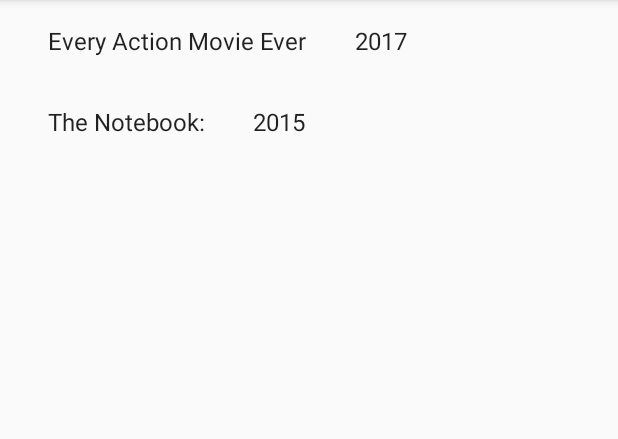
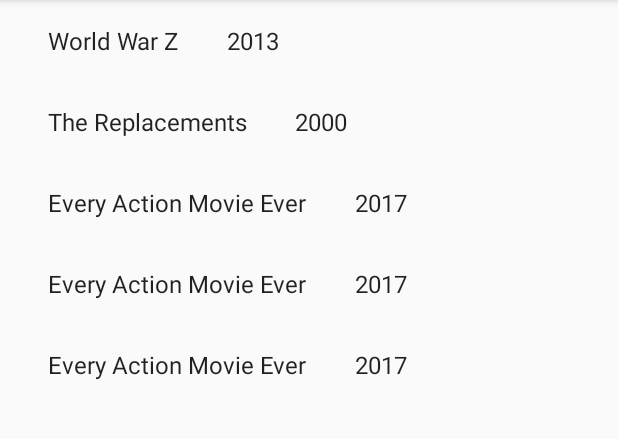
Before and after one commit to richtanner/MediaListWebStuff2020, an Android app: the screen it shows after launch (MovieListActivity), on a phone screen of 412 x 824 dp, the part 84-523 px from its top. Run offline under Robolectric (Android 15) with nearby library versions, the phone set to English and light mode, and no system bars.

Commit message:
added images

```diff
--- a/app/src/main/java/com/fall2019/cs315/mediawebstuff/DumbMovieContent.java
+++ b/app/src/main/java/com/fall2019/cs315/mediawebstuff/DumbMovieContent.java
@@ -25,17 +25,36 @@
     // CS315: DO THIS
     // TODO: Create five NEW movie objects here. Complete with images and URLs. DELETE the two existing movies, they are only here as an example
 
-    private static final String movie1Title = "The Notebook:";
-    private static final String movie1Description = "Naturally, focuses on 2 people who really shouldn’t be together. It somehow becomes mutually advantageous for them to be together, or perhaps, they are interested in each other but their romance is based on false pretenses. Because the leads generally have no charisma, they each need a zany best friend who inserts dirty jokes wherever necessary. The two leads will fall in love in an extended music montage set to the music of Sixpence None the Richer. Once they find out about the false pretenses, they will take some time apart but realize how much they care for the other. Then comes “The Chase,” which can either be in an airport (not legal anymore), in traffic or somehow on boats. \n \nYou've seen this before, but not with these two actors!";
-    private static final String movie1Year = "2015";
-    private static final String movie1Image = "genericromcom";
-    private static final String movie1Weblink = "http://showtimeshowdown.com/5-cliche-formulas-of-movie-genres/";
+    //
+    private static final String movie1Title = "World War Z";
+    private static final String movie1Description = "Former United Nations employee Gerry Lane traverses the world in a race against time to stop a zombie pandemic that is toppling armies and governments and threatens to destroy humanity itself.";
+    private static final String movie1Year = "2013";
+    private static final String movie1Image = "wwz.png";
+    private static final String movie1Weblink = "https://www.imdb.com/title/tt0816711/";
 
-    private static final String actionTitle = "Every Action Movie Ever";
-    private static final String actionDescription = "The villain has left the hero for dead, or killed the hero’s brother, sister, parents, wife or family pets. Filled with righteous fury, the hero tools up and embarks on a bloody rampage.  \n \nIf the movie does well, we will do it again in the sequel! \n \nMaybe the villain tries to get revenge on the hero for getting revenge on the villain in this movie...";
-    private static final String actionYear = "2017";
-    private static final String actionImage = "genericaction";
-    private static final String actionWeblink = "http://www.denofgeek.com/us/movies/18824/the-5-most-common-action-movie-plots";
+    private static final String movie2Title = "The Replacements";
+    private static final String movie2Description = "During a pro football strike, the owners hire substitute players.";
+    private static final String movie2Year = "2000";
+    private static final String movie2Image = "replacements.png";
+    private static final String movie2Weblink = "https://www.imdb.com/title/tt0191397/";
+
+    private static final String movie3Title = "Every Action Movie Ever";
+    private static final String movie3Description = "hello";
+    private static final String movie3Year = "2017";
+    private static final String movie3Image = "genericaction";
+    private static final String movie3link = "http://www.denofgeek.com/us/movies/18824/the-5-most-common-action-movie-plots";
+
+    private static final String movie4Title = "Every Action Movie Ever";
+    private static final String movie4Description = "hello";
+    private static final String movie4Year = "2017";
+    private static final String movie4Image = "genericaction";
+    private static final String movie4Weblink = "http://www.denofgeek.com/us/movies/18824/the-5-most-common-action-movie-plots";
+
+    private static final String movie5Title = "Every Action Movie Ever";
+    private static final String movie5Description = "hello";
+    private static final String movie5Year = "2017";
+    private static final String movie5Image = "genericaction";
+    private static final String movie5Weblink = "http://www.denofgeek.com/us/movies/18824/the-5-most-common-action-movie-plots";
 
 
     /**
@@ -44,12 +63,19 @@
     public List<MovieModel> createMovieMagic () {
 
         // make those movie objects
-        MovieModel action = new MovieModel(actionTitle, actionDescription, actionYear, actionImage, actionWeblink);
-        MovieModel romcom = new MovieModel(movie1Title, movie1Description, movie1Year, movie1Image, movie1Weblink);
+        MovieModel movie1 = new MovieModel(movie1Title, movie1Description, movie1Year, movie1Image, movie1Weblink);
+        MovieModel movie2 = new MovieModel(movie2Title, movie2Description,movie2Year,movie2Image,movie2Weblink);
+        MovieModel movie3 = new MovieModel (movie3Title,movie3Description,movie3Year,movie3Image,movie3link);
+        MovieModel movie4 = new MovieModel (movie4Title,movie4Description,movie4Year,movie4Image,movie4Weblink);
+        MovieModel movie5 = new MovieModel (movie5Title,movie5Description,movie5Year,movie5Image,movie5Weblink);
 
         // add EACH movie object to our lists and maps
-        addMovieToList(action);
-        addMovieToList(romcom);
+        addMovieToList(movie1);
+        addMovieToList(movie2);
+        addMovieToList(movie3);
+        addMovieToList(movie4);
+        addMovieToList(movie5);
+
 
         // no more movies to add?  Okay... return our list
         return MOVIES;
--- a/app/src/main/res/values/strings.xml
+++ b/app/src/main/res/values/strings.xml
@@ -6,18 +6,4 @@
 <!--    CS315: DO THIS-->
 <!--    TODO: Create five NEW movie objects here. Complete with images and URLs. DELETE the two existing movies, they are only here as an example-->
 
-
-    <string name="example_1_title">Generic Rom Com</string>
-    <string name="example_1_description">Naturally, focuses on 2 people who really shouldn’t be together. It somehow becomes mutually advantageous for them to be together, or perhaps, they are interested in each other but their romance is based on false pretenses. Because the leads generally have no charisma, they each need a zany best friend who inserts dirty jokes wherever necessary. The two leads will fall in love in an extended music montage set to the music of Sixpence None the Richer. Once they find out about the false pretenses, they will take some time apart but realize how much they care for the other. Then comes “The Chase,” which can either be in an airport (not legal anymore), in traffic or somehow on boats. \n \nYou've seen this before, but not with these two actors!</string>
-    <string name="example_1_year">2018</string>
-    <string name="example_1_image">genericromcom</string>
-    <string name="example_1_url">http://showtimeshowdown.com/5-cliche-formulas-of-movie-genres/</string>
-
-    <string name="example_2_title">Every Action Movie Ever</string>
-    <string name="example_2_description">The villain has left the hero for dead, or killed the hero’s brother, sister, parents, wife or family pets. Filled with righteous fury, the hero tools up and embarks on a bloody rampage.\n\nIf the movie does well, we will do it again in the sequel!\n\nMaybe the villain tries to get revenge on the hero for getting revenge on the villain in the next movie...</string>
-    <string name="example_2_year">2019</string>
-    <string name="example_2_image">genericaction</string>
-    <string name="example_2_url">http://www.denofgeek.com/us/movies/18824/the-5-most-common-action-movie-plots</string>
-
-
 </resources>
```
Also changed, not shown: app/src/main/res/drawable/replacements.png (added).
